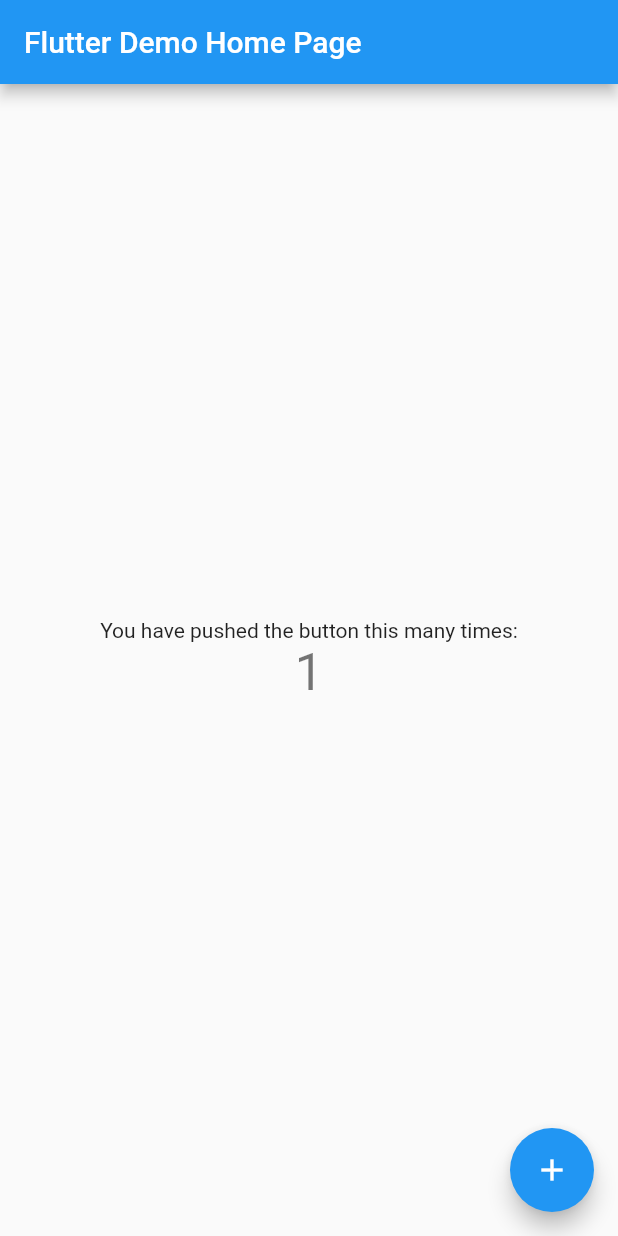
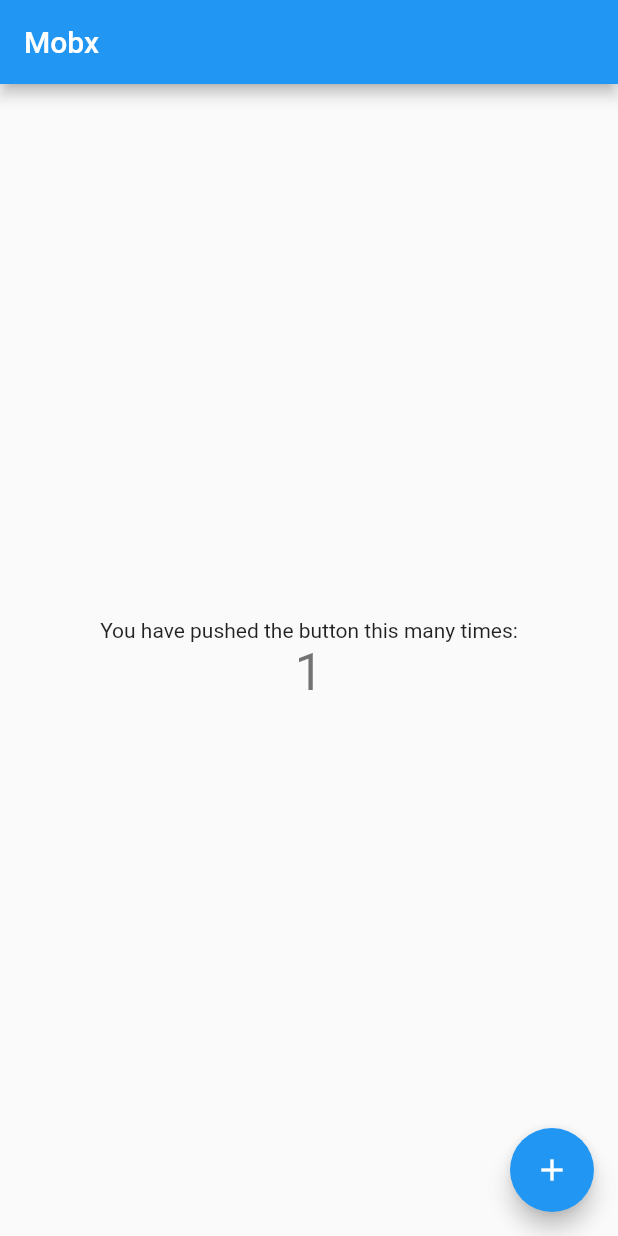
Before and after one commit to GabrielRodriguesDev/Understanding-the-Mobx, a Flutter app: the screen it shows after launch, after a tap on the "add" icon, on a phone screen of 412 x 824 dp. Run offline on Flutter 3.47's test engine with Material 2 defaults, Android fonts, the phone set to English and light mode, and no system bars; our stand-ins replace flutter_mobx, mobx; generated files the repository leaves out were written again.

Commit message:
Exemplo simples de como usar o mobx para gerenciar o estado sobre o projeto inicial gerado pelo flutter

```diff
--- a/lib/main.dart
+++ b/lib/main.dart
@@ -1,4 +1,6 @@
 import 'package:flutter/material.dart';
+import 'package:flutter_mobx/flutter_mobx.dart';
+import 'package:pomodoro/store/contador.store.dart';
 
 void main() {
   runApp(const MyApp());
@@ -15,34 +17,20 @@ class MyApp extends StatelessWidget {
       theme: ThemeData(
         primarySwatch: Colors.blue,
       ),
-      home: const MyHomePage(title: 'Flutter Demo Home Page'),
+      home: HomePage(title: 'Mobx'),
     );
   }
 }
 
-class MyHomePage extends StatefulWidget {
-  const MyHomePage({Key? key, required this.title}) : super(key: key);
-
-  final String title;
-
-  @override
-  State<MyHomePage> createState() => _MyHomePageState();
-}
-
-class _MyHomePageState extends State<MyHomePage> {
-  int _counter = 0;
-
-  void _incrementCounter() {
-    setState(() {
-      _counter++;
-    });
-  }
-
+class HomePage extends StatelessWidget {
+  HomePage({Key? key, required this.title}) : super(key: key);
+  ContadorStore store = ContadorStore();
+  String title;
   @override
   Widget build(BuildContext context) {
     return Scaffold(
       appBar: AppBar(
-        title: Text(widget.title),
+        title: Text(title),
       ),
       body: Center(
         child: Column(
@@ -51,15 +39,19 @@ class _MyHomePageState extends State<MyHomePage> {
             const Text(
               'You have pushed the button this many times:',
             ),
-            Text(
-              '$_counter',
-              style: Theme.of(context).textTheme.headline4,
+            Observer(
+              builder: (_) {
+                return Text(
+                  '${store.contador}',
+                  style: Theme.of(context).textTheme.headline4,
+                );
+              },
             ),
           ],
         ),
       ),
       floatingActionButton: FloatingActionButton(
-        onPressed: _incrementCounter,
+        onPressed: store.increment,
         tooltip: 'Increment',
         child: const Icon(Icons.add),
       ),
--- /dev/null
+++ b/lib/store/contador.store.dart
@@ -0,0 +1,16 @@
+import 'package:mobx/mobx.dart';
+
+part 'contador.store.g.dart';
+
+class ContadorStore = _ContadorStore with _$ContadorStore;
+
+abstract class _ContadorStore with Store {
+  //TODO - Usa o mixing "Store";
+  //TODO - Como não é a partir dessa classe que vamos obter a reatividade, então deixamos ela como privade e abstrata para seguir um modelo.";
+  @observable
+  int contador = 0;
+
+  void increment() {
+    contador++;
+  }
+}
```
Also changed, not shown: lib/store/contador.store.g.dart (added).
